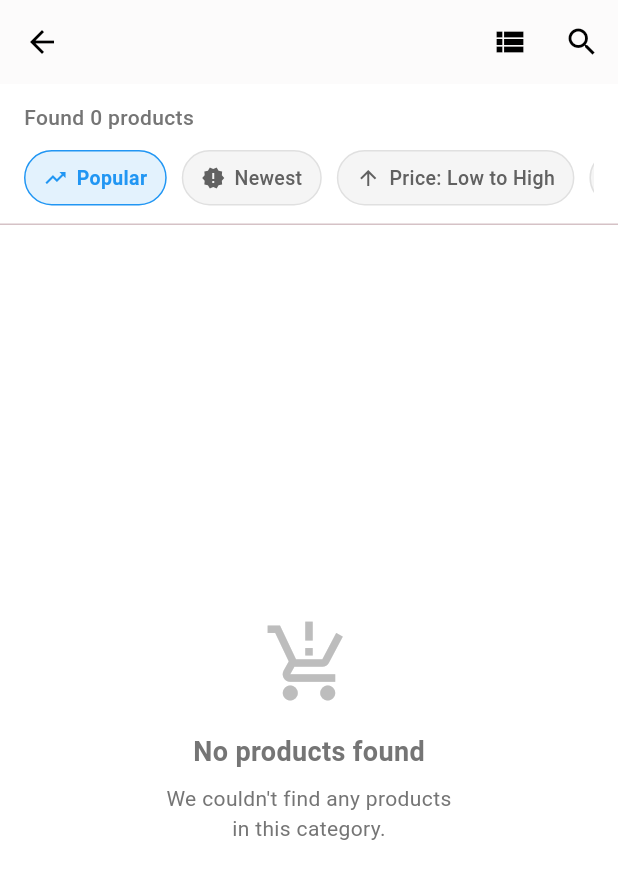
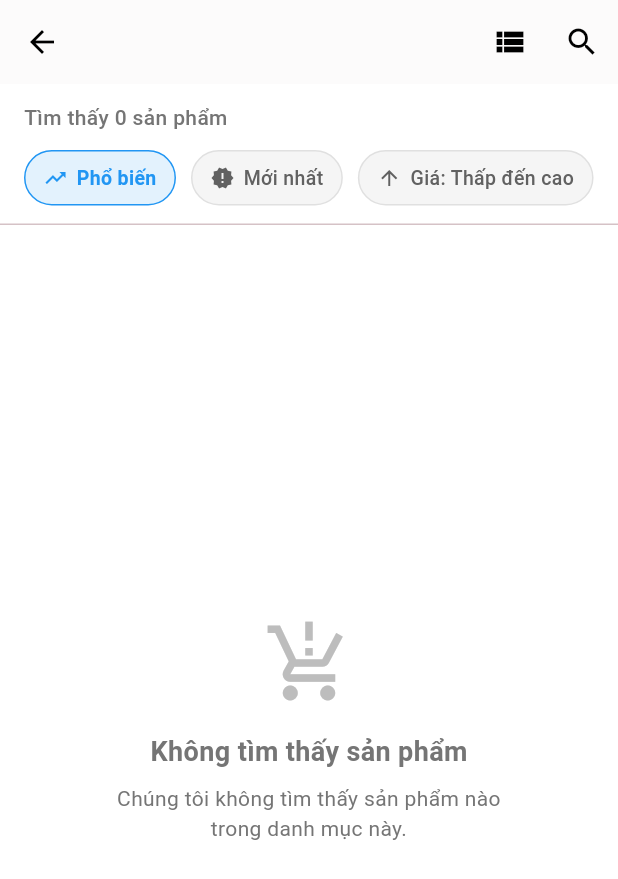
Before and after one commit to khuong2924/TechMart, a Flutter app: the CategoryDetailsPage screen opened directly with empty values, on a phone screen of 412 x 824 dp. Shown: the top 879 px of the screen. Run offline on Flutter 3.47's test engine with Material 3 defaults, Android fonts, the phone set to English and light mode, and no system bars.

Commit message:
fix ui detail home

```diff
--- a/lib/presentation/category/CategoryDetailsPage.dart
+++ b/lib/presentation/category/CategoryDetailsPage.dart
@@ -1,15 +1,17 @@
 import 'package:flutter/material.dart';
 import 'package:tech_mart/presentation/product/ProductDetailPage.dart';
+import 'package:intl/intl.dart';
 
 class Product {
   final String id;
   final String name;
   final String image;
-  final double price;
+  final int price; // Giá bằng VND
   final double rating;
   final int reviews;
   final bool isAvailable;
   final List<String> colors;
+  final Map<String, String> specifications;
 
   Product({
     required this.id,
@@ -20,6 +22,7 @@
     required this.reviews,
     required this.isAvailable,
     required this.colors,
+    required this.specifications,
   });
 }
 
@@ -36,147 +39,258 @@
 }
 
 class _CategoryDetailsPageState extends State<CategoryDetailsPage> {
-  String _selectedFilter = 'Popular';
+  String _selectedFilter = 'Phổ biến';
   bool _isGridView = true;
 
-  // Mock data - products by category
+  // Dữ liệu mẫu - sản phẩm theo danh mục
   final Map<String, List<Product>> _productsByCategory = {
-    'Smartphones': [
+    'Điện thoại': [
       Product(
         id: 's1',
         name: 'iPhone 15 Pro',
         image: 'assets/images/iphone15pro.jpg',
-        price: 119900,
+        price: 29970000, // Chuyển đổi từ INR sang VND (xấp xỉ)
         rating: 4.8,
         reviews: 324,
         isAvailable: true,
-        colors: ['Space Black', 'Silver', 'Natural Titanium', 'Blue Titanium'],
+        colors: ['Đen Titan', 'Bạc', 'Titan Tự nhiên', 'Titan Xanh'],
+        specifications: {
+          "Màn hình": "6.1 inch, OLED, Super Retina XDR",
+          "Chip": "A17 Pro",
+          "RAM": "8 GB",
+          "Bộ nhớ trong": "128 GB",
+          "Camera sau": "48MP + 12MP + 12MP",
+          "Camera trước": "12MP",
+          "Pin": "3274 mAh"
+        },
       ),
       Product(
         id: 's2',
         name: 'Samsung Galaxy S24 Ultra',
         image: 'assets/images/s24ultra.jpg',
-        price: 129999,
+        price: 32500000,
         rating: 4.7,
         reviews: 289,
         isAvailable: true,
-        colors: ['Titanium Black', 'Titanium Gray', 'Titanium Violet'],
+        colors: ['Đen Titan', 'Xám Titan', 'Tím Titan'],
+        specifications: {
+          "Màn hình": "6.8 inch, Dynamic AMOLED 2X",
+          "Chip": "Snapdragon 8 Gen 3",
+          "RAM": "12 GB",
+          "Bộ nhớ trong": "256 GB",
+          "Camera sau": "200MP + 12MP + 50MP + 10MP",
+          "Camera trước": "12MP",
+          "Pin": "5000 mAh"
+        },
       ),
       Product(
         id: 's3',
         name: 'Google Pixel 8 Pro',
         image: 'assets/images/pixel8pro.jpg',
-        price: 99999,
+        price: 25000000,
         rating: 4.6,
         reviews: 178,
         isAvailable: true,
-        colors: ['Obsidian', 'Porcelain', 'Bay'],
+        colors: ['Đen Obsidian', 'Trắng Sứ', 'Xanh Bay'],
+        specifications: {
+          "Màn hình": "6.7 inch, LTPO OLED",
+          "Chip": "Google Tensor G3",
+          "RAM": "12 GB",
+          "Bộ nhớ trong": "128 GB",
+          "Camera sau": "50MP + 48MP + 48MP",
+          "Camera trước": "10.5MP",
+          "Pin": "5050 mAh"
+        },
       ),
       Product(
         id: 's4',
         name: 'OnePlus 12',
         image: 'assets/images/oneplus12.jpg',
-        price: 64999,
+        price: 16250000,
         rating: 4.5,
         reviews: 256,
         isAvailable: true,
-        colors: ['Silky Black', 'Eternal Green'],
+        colors: ['Đen Lụa', 'Xanh Bất Tận'],
+        specifications: {
+          "Màn hình": "6.82 inch, LTPO AMOLED",
+          "Chip": "Snapdragon 8 Gen 3",
+          "RAM": "12 GB",
+          "Bộ nhớ trong": "256 GB",
+          "Camera sau": "50MP + 48MP + 64MP",
+          "Camera trước": "32MP",
+          "Pin": "5400 mAh"
+        },
       ),
     ],
-    'Laptops': [
+    'Laptop': [
       Product(
         id: 'l1',
         name: 'MacBook Pro 16"',
         image: 'assets/images/macbook16.jpg',
-        price: 249900,
+        price: 62500000,
         rating: 4.9,
         reviews: 167,
         isAvailable: true,
-        colors: ['Space Gray', 'Silver'],
+        colors: ['Xám Không Gian', 'Bạc'],
+        specifications: {
+          "Bộ xử lý": "Apple M3 Pro",
+          "RAM": "32 GB",
+          "Ổ cứng": "1 TB SSD",
+          "Màn hình": "16 inch, Liquid Retina XDR",
+          "Đồ họa": "M3 Pro 19-core GPU",
+          "Hệ điều hành": "macOS Sonoma"
+        },
       ),
       Product(
         id: 'l2',
         name: 'Dell XPS 15',
         image: 'assets/images/xps15.jpg',
-        price: 179990,
+        price: 45000000,
         rating: 4.7,
         reviews: 142,
         isAvailable: true,
-        colors: ['Platinum Silver'],
+        colors: ['Bạc Platinum'],
+        specifications: {
+          "Bộ xử lý": "Intel Core i9-13900H",
+          "RAM": "32 GB",
+          "Ổ cứng": "1 TB SSD",
+          "Màn hình": "15.6 inch, OLED 3.5K",
+          "Đồ họa": "NVIDIA GeForce RTX 4070",
+          "Hệ điều hành": "Windows 11 Pro"
+        },
       ),
       Product(
         id: 'l3',
         name: 'Lenovo ThinkPad X1 Carbon',
         image: 'assets/images/thinkpadx1.jpg',
-        price: 159990,
+        price: 40000000,
         rating: 4.6,
         reviews: 98,
         isAvailable: false,
-        colors: ['Black'],
+        colors: ['Đen'],
+        specifications: {
+          "Bộ xử lý": "Intel Core i7-1365U",
+          "RAM": "16 GB",
+          "Ổ cứng": "512 GB SSD",
+          "Màn hình": "14 inch, WUXGA IPS",
+          "Đồ họa": "Intel Iris Xe Graphics",
+          "Hệ điều hành": "Windows 11 Pro"
+        },
       ),
     ],
-    'Headphones': [
+    'Tai nghe': [
       Product(
         id: 'h1',
         name: 'Sony WH-1000XM5',
         image: 'assets/images/sonywh1000xm5.jpg',
-        price: 34990,
+        price: 8750000,
         rating: 4.8,
         reviews: 213,
         isAvailable: true,
-        colors: ['Black', 'Silver'],
+        colors: ['Đen', 'Bạc'],
+        specifications: {
+          "Loại": "Over-ear",
+          "Kết nối": "Bluetooth 5.2",
+          "Thời lượng pin": "30 giờ",
+          "Chống ồn": "Adaptive Noise Cancellation",
+          "Microphone": "8 microphones with AI noise reduction",
+          "Trọng lượng": "250g"
+        },
       ),
       Product(
         id: 'h2',
         name: 'Apple AirPods Pro 2',
         image: 'assets/images/airpodspro2.jpg',
-        price: 24900,
+        price: 6225000,
         rating: 4.7,
         reviews: 345,
         isAvailable: true,
-        colors: ['White'],
+        colors: ['Trắng'],
+        specifications: {
+          "Loại": "In-ear",
+          "Kết nối": "Bluetooth 5.3",
+          "Thời lượng pin": "6 giờ (30 giờ với case)",
+          "Chống ồn": "Active Noise Cancellation",
+          "Chống nước": "IP54",
+          "Trọng lượng": "5.3g (mỗi tai nghe)"
+        },
       ),
       Product(
         id: 'h3',
         name: 'Bose QuietComfort Ultra',
         image: 'assets/images/boseqcultra.jpg',
-        price: 32900,
+        price: 8225000,
         rating: 4.6,
         reviews: 127,
         isAvailable: true,
-        colors: ['Black', 'White Smoke'],
+        colors: ['Đen', 'Trắng Khói'],
+        specifications: {
+          "Loại": "Over-ear",
+          "Kết nối": "Bluetooth 5.1",
+          "Thời lượng pin": "24 giờ",
+          "Chống ồn": "CustomTune ANC",
+          "Âm thanh": "Spatial Audio",
+          "Trọng lượng": "240g"
+        },
       ),
     ],
-    'Smartwatches': [
+    'Đồng hồ thông minh': [
       Product(
         id: 'w1',
         name: 'Apple Watch Series 9',
         image: 'assets/images/applewatch9.jpg',
-        price: 41900,
+        price: 10475000,
         rating: 4.8,
         reviews: 189,
         isAvailable: true,
-        colors: ['Midnight', 'Starlight', 'Silver', 'Product RED'],
+        colors: ['Đen Nửa Đêm', 'Ánh Sao', 'Bạc', 'Đỏ'],
+        specifications: {
+          "Kích thước": "45mm",
+          "Màn hình": "LTPO OLED Always-On Retina",
+          "Chip": "Apple S9",
+          "Bộ nhớ": "64 GB",
+          "Pin": "18 giờ",
+          "Chống nước": "50m",
+          "Kết nối": "Bluetooth 5.3, Wi-Fi, LTE (tùy chọn)"
+        },
       ),
       Product(
         id: 'w2',
         name: 'Samsung Galaxy Watch 6',
         image: 'assets/images/galaxywatch6.jpg',
-        price: 33999,
+        price: 8500000,
         rating: 4.6,
         reviews: 142,
         isAvailable: true,
-        colors: ['Graphite', 'Silver'],
+        colors: ['Đen Graphite', 'Bạc'],
+        specifications: {
+          "Kích thước": "44mm",
+          "Màn hình": "Super AMOLED",
+          "Chip": "Exynos W930",
+          "RAM": "2 GB",
+          "Bộ nhớ": "16 GB",
+          "Pin": "425 mAh (40 giờ)",
+          "Chống nước": "IP68, 5ATM"
+        },
       ),
       Product(
         id: 'w3',
         name: 'Garmin Venu 3',
         image: 'assets/images/garminvenu3.jpg',
-        price: 47990,
+        price: 12000000,
         rating: 4.7,
         reviews: 89,
         isAvailable: true,
-        colors: ['Black', 'Silver', 'Slate'],
+        colors: ['Đen', 'Bạc', 'Xám Đá'],
+        specifications: {
+          "Kích thước": "45mm",
+          "Màn hình": "AMOLED",
+          "Pin": "14 ngày (chế độ thông minh)",
+          "Bộ nhớ": "8 GB",
+          "GPS": "Multi-GNSS",
+          "Tính năng sức khỏe": "Theo dõi nhịp tim, SpO2, giấc ngủ, stress",
+          "Chống nước": "5ATM"
+        },
       ),
     ],
   };
@@ -227,7 +341,7 @@
               crossAxisAlignment: CrossAxisAlignment.start,
               children: [
                 Text(
-                  'Found ${_currentProducts.length} products',
+                  'Tìm thấy ${_currentProducts.length} sản phẩm',
                   style: TextStyle(
                     color: Colors.grey[600],
                     fontWeight: FontWeight.w500,
@@ -238,11 +352,11 @@
                   scrollDirection: Axis.horizontal,
                   child: Row(
                     children: [
-                      _buildFilterChip('Popular', Icons.trending_up),
-                      _buildFilterChip('Newest', Icons.new_releases),
-                      _buildFilterChip('Price: Low to High', Icons.arrow_upward),
-                      _buildFilterChip('Price: High to Low', Icons.arrow_downward),
-                      _buildFilterChip('Rating', Icons.star),
+                      _buildFilterChip('Phổ biến', Icons.trending_up),
+                      _buildFilterChip('Mới nhất', Icons.new_releases),
+                      _buildFilterChip('Giá: Thấp đến cao', Icons.arrow_upward),
+                      _buildFilterChip('Giá: Cao đến thấp', Icons.arrow_downward),
+                      _buildFilterChip('Đánh giá', Icons.star),
                     ],
                   ),
                 ),
@@ -376,7 +490,7 @@
                       ),
                       child: const Center(
                         child: Text(
-                          'OUT OF STOCK',
+                          'HẾT HÀNG',
                           style: TextStyle(
                             color: Colors.white,
                             fontWeight: FontWeight.bold,
@@ -416,7 +530,7 @@
                   ),
                   const SizedBox(height: 4),
                   Text(
-                    '₹${product.price.toStringAsFixed(0)}',
+                    _formatCurrency(product.price),
                     style: const TextStyle(
                       fontWeight: FontWeight.bold,
                       fontSize: 16,
@@ -476,7 +590,7 @@
                       ),
                       child: const Center(
                         child: Text(
-                          'OUT OF STOCK',
+                          'HẾT HÀNG',
                           style: TextStyle(
                             color: Colors.white,
                             fontWeight: FontWeight.bold,
@@ -521,7 +635,7 @@
                     ),
                     const SizedBox(height: 8),
                     Text(
-                      '₹${product.price.toStringAsFixed(0)}',
+                      _formatCurrency(product.price),
                       style: const TextStyle(
                         fontWeight: FontWeight.bold,
                         fontSize: 18,
@@ -530,7 +644,7 @@
                     const SizedBox(height: 8),
                     if (product.colors.isNotEmpty)
                       Text(
-                        'Colors: ${product.colors.join(", ")}',
+                        'Màu: ${product.colors.join(", ")}',
                         style: TextStyle(
                           color: Colors.grey.shade700,
                           fontSize: 12,
@@ -556,7 +670,7 @@
           Icon(Icons.production_quantity_limits, size: 60, color: Colors.grey.shade400),
           const SizedBox(height: 16),
           Text(
-            'No products found',
+            'Không tìm thấy sản phẩm',
             style: TextStyle(
               fontSize: 18,
               fontWeight: FontWeight.bold,
@@ -565,7 +679,7 @@
           ),
           const SizedBox(height: 8),
           Text(
-            'We couldn\'t find any products\nin this category.',
+            'Chúng tôi không tìm thấy sản phẩm nào\ntrong danh mục này.',
             textAlign: TextAlign.center,
             style: TextStyle(
               color: Colors.grey.shade600,
@@ -576,6 +690,11 @@
     );
   }
 
+  String _formatCurrency(int amount) {
+    final formatter = NumberFormat.currency(locale: 'vi_VN', symbol: '₫', decimalDigits: 0);
+    return formatter.format(amount);
+  }
+
   void _navigateToProductDetail(Product product) {
     Navigator.push(
       context,
@@ -584,17 +703,11 @@
           id: product.id,
           name: product.name,
           image: product.image,
-          price: product.price,
+          price: product.price.toDouble(),
           rating: product.rating,
           reviews: product.reviews,
           colors: product.colors,
-          specifications: {
-            "Processor": "Intel Core i9 9th Gen",
-            "Memory": "16 GB",
-            "Storage": "1 TB SSD",
-            "OS": "Mac OS Catalina",
-            "Graphics": "4 GB Graphics"
-          },
+          specifications: product.specifications,
         ),
       ),
     );
--- a/lib/presentation/product/ProductDetailPage.dart
+++ b/lib/presentation/product/ProductDetailPage.dart
@@ -1,4 +1,5 @@
 import 'package:flutter/material.dart';
+import 'package:intl/intl.dart';
 
 class ProductDetailPage extends StatefulWidget {
   final String id;
@@ -38,17 +39,17 @@
   final List<Map<String, String>> _offers = [
     {
       'icon': 'bank_offer',
-      'title': '5% Unlimited Cashback on Flipkart Axis Bank Credit Card',
+      'title': '5% Unlimited Cashback on Bank Credit Card',
       'description': '',
     },
     {
       'icon': 'rupay',
-      'title': 'Flat ₹30 discount on first prepaid transaction using RuPay debit card',
-      'description': 'minimum order value ₹750',
+      'title': 'Flat 30 discount on first prepaid transaction using RuPay debit card',
+      'description': 'minimum order value 750',
     },
     {
       'icon': 'upi',
-      'title': '₹30 Off on first prepaid transaction using UPI',
+      'title': '30 Off on first prepaid transaction using UPI',
       'description': 'Minimum order value 750/-',
     },
   ];
@@ -138,7 +139,7 @@
 
                   // Price
                   Text(
-                    "₹${_formatPrice(widget.price)}",
+                    _formatPrice(widget.price),
                     style: const TextStyle(
                       fontSize: 24,
                       fontWeight: FontWeight.bold,
@@ -201,7 +202,7 @@
                     Icons.local_shipping_outlined
                   ),
                   _buildDeliveryOption(
-                    "No cost EMI\n₹22,212/month",
+                    "No cost EMI\n22,212/month",
                     Icons.calendar_month_outlined
                   ),
                   _buildDeliveryOption(
@@ -318,7 +319,7 @@
                         ),
                       ),
                       Text(
-                        " ₹40",
+                        " 40",
                         style: TextStyle(
                           color: Colors.grey.shade600,
                           decoration: TextDecoration.lineThrough,
@@ -571,21 +572,7 @@
   }
 
   String _formatPrice(double price) {
-    // Format number with Indian comma system
-    String priceStr = price.toStringAsFixed(0);
-    String result = '';
-    int count = 0;
-
-    for (int i = priceStr.length - 1; i >= 0; i--) {
-      count++;
-      result = priceStr[i] + result;
-      if (count == 3 && i > 0) {
-        result = ',' + result;
-      } else if (count > 3 && count % 2 == 0 && i > 0) {
-        result = ',' + result;
-      }
-    }
-
-    return result;
+    final formatter = NumberFormat.currency(locale: 'vi_VN', symbol: '₫', decimalDigits: 0);
+    return formatter.format(price);
   }
 }
--- a/pubspec.yaml
+++ b/pubspec.yaml
@@ -34,6 +34,7 @@
   # The following adds the Cupertino Icons font to your application.
   # Use with the CupertinoIcons class for iOS style icons.
   cupertino_icons: ^1.0.8
+  intl: ^0.18.0
 
 dev_dependencies:
   flutter_test:
```
Also changed, not shown: pubspec.lock.
